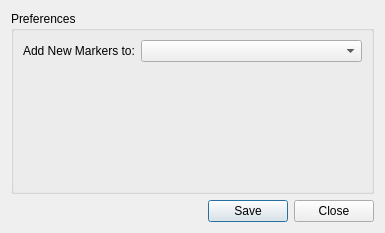
The window that python/mmSolver/tools/userprefswindow/ui/pref_layout.ui (david-cattermole/mayaMatchMoveSolver) describes before a commit, drawn with Qt 5.
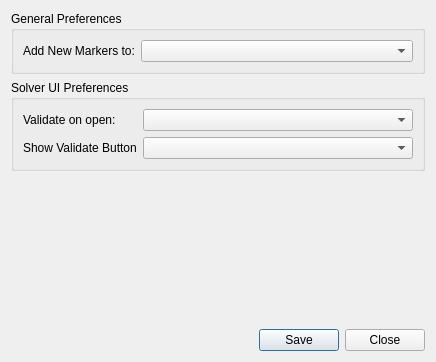
The same window after the commit.

Commit message: Add Solver UI user preferences to the User Preferences window.

Diff of the .ui file:
```diff
--- a/python/mmSolver/tools/userprefswindow/ui/pref_layout.ui
+++ b/python/mmSolver/tools/userprefswindow/ui/pref_layout.ui
@@ -6,8 +6,8 @@
    <rect>
     <x>0</x>
     <y>0</y>
-    <width>385</width>
-    <height>233</height>
+    <width>436</width>
+    <height>362</height>
    </rect>
   </property>
   <property name="windowTitle">
@@ -17,9 +17,11 @@
    <item>
     <widget class="QGroupBox" name="groupBox">
      <property name="title">
-      <string>Preferences</string>
+      <string>General Preferences</string>
      </property>
-     <layout class="QFormLayout" name="formLayout_2">
+     <layout class="QVBoxLayout" name="verticalLayout_2">
+      <item>
+       <layout class="QFormLayout" name="general_formLayout">
       <item row="0" column="0">
        <widget class="QLabel" name="addNewMarkersToLabel">
         <property name="text">
@@ -31,8 +33,56 @@
        <widget class="QComboBox" name="addNewMarkersToComboBox"/>
       </item>
      </layout>
+      </item>
+     </layout>
     </widget>
    </item>
+   <item>
+    <widget class="QGroupBox" name="solverUI_groupBox">
+     <property name="title">
+      <string>Solver UI Preferences</string>
+     </property>
+     <layout class="QVBoxLayout" name="verticalLayout_3">
+      <item>
+       <layout class="QFormLayout" name="solverUI_formLayout">
+        <item row="0" column="0">
+         <widget class="QLabel" name="validateSolverOnUIOpenLabel">
+          <property name="text">
+           <string>Validate on open:</string>
+          </property>
+         </widget>
+        </item>
+        <item row="0" column="1">
+         <widget class="QComboBox" name="validateSolverOnUIOpenComboBox"/>
+        </item>
+        <item row="1" column="0">
+         <widget class="QLabel" name="showValidateButtonLabel">
+          <property name="text">
+           <string>Show Validate Button</string>
+          </property>
+         </widget>
+        </item>
+        <item row="1" column="1">
+         <widget class="QComboBox" name="showValidateButtonComboBox"/>
+        </item>
+       </layout>
+      </item>
+     </layout>
+    </widget>
+   </item>
+   <item>
+    <spacer name="verticalSpacer">
+     <property name="orientation">
+      <enum>Qt::Vertical</enum>
+     </property>
+     <property name="sizeHint" stdset="0">
+      <size>
+       <width>20</width>
+       <height>40</height>
+      </size>
+     </property>
+    </spacer>
+   </item>
    <item>
     <widget class="QDialogButtonBox" name="buttonBox">
      <property name="standardButtons">
```
Left out of the diff: 2 changed lines with no effect on the pictures. Lines whose indentation alone changed are shown as unchanged. The commit also changes 2 other files.
